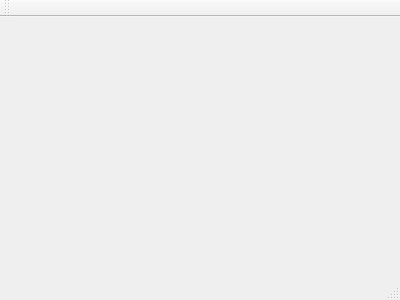
First picture: the form in MaterialUI/mainwindow.ui, repository ka1i/Aria2-for-pc, before the edit.
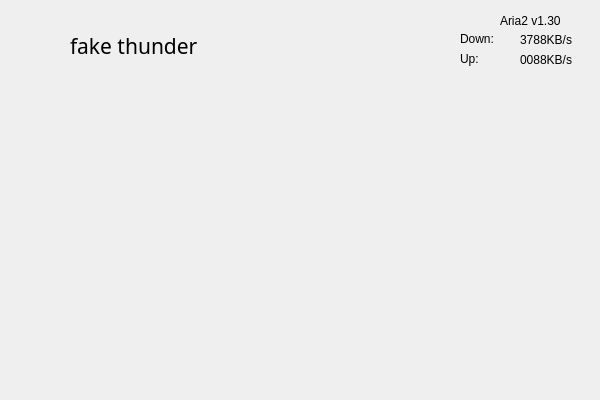
Second picture: the form after the edit.

```diff
--- a/MaterialUI/mainwindow.ui
+++ b/MaterialUI/mainwindow.ui
@@ -1,24 +1,105 @@
 <ui version="4.0">
  <class>MainWindow</class>
- <widget class="QMainWindow" name="MainWindow" >
-  <property name="geometry" >
+ <widget class="QMainWindow" name="MainWindow">
+  <property name="geometry">
    <rect>
     <x>0</x>
     <y>0</y>
-    <width>400</width>
-    <height>300</height>
+    <width>600</width>
+    <height>400</height>
    </rect>
   </property>
   <property name="windowTitle" >
    <string>MainWindow</string>
   </property>
-  <widget class="QMenuBar" name="menuBar" />
-  <widget class="QToolBar" name="mainToolBar" />
-  <widget class="QWidget" name="centralWidget" />
-  <widget class="QStatusBar" name="statusBar" />
+  <widget class="QWidget" name="centralWidget">
+   <widget class="QLabel" name="label">
+    <property name="geometry">
+     <rect>
+      <x>70</x>
+      <y>30</y>
+      <width>131</width>
+      <height>31</height>
+     </rect>
+    </property>
+    <property name="font">
+     <font>
+      <family>WenQuanYi Micro Hei</family>
+      <pointsize>16</pointsize>
+     </font>
+    </property>
+    <property name="text">
+     <string>fake thunder </string>
+    </property>
+   </widget>
+   <widget class="QLabel" name="label_2">
+    <property name="geometry">
+     <rect>
+      <x>500</x>
+      <y>10</y>
+      <width>71</width>
+      <height>21</height>
+     </rect>
+    </property>
+    <property name="text">
+     <string>Aria2 v1.30</string>
+    </property>
+   </widget>
+   <widget class="QLabel" name="label_3">
+    <property name="geometry">
+     <rect>
+      <x>520</x>
+      <y>50</y>
+      <width>71</width>
+      <height>20</height>
+     </rect>
+    </property>
+    <property name="text">
+     <string>0088KB/s</string>
+    </property>
+   </widget>
+   <widget class="QLabel" name="label_4">
+    <property name="geometry">
+     <rect>
+      <x>520</x>
+      <y>30</y>
+      <width>71</width>
+      <height>20</height>
+     </rect>
+    </property>
+    <property name="text">
+     <string>3788KB/s</string>
+    </property>
+   </widget>
+   <widget class="QLabel" name="label_5">
+    <property name="geometry">
+     <rect>
+      <x>460</x>
+      <y>30</y>
+      <width>54</width>
+      <height>17</height>
+     </rect>
+    </property>
+    <property name="text">
+     <string>Down:</string>
+    </property>
+   </widget>
+   <widget class="QLabel" name="label_6">
+    <property name="geometry">
+     <rect>
+      <x>460</x>
+      <y>50</y>
+      <width>54</width>
+      <height>17</height>
+     </rect>
+    </property>
+    <property name="text">
+     <string>Up:</string>
+    </property>
+   </widget>
+  </widget>
  </widget>
- <layoutDefault spacing="6" margin="11" />
- <pixmapfunction></pixmapfunction>
+ <layoutdefault spacing="6" margin="11"/>
  <resources/>
  <connections/>
 </ui>
```
Left out of the diff: 5 changed lines with no effect on the pictures.
